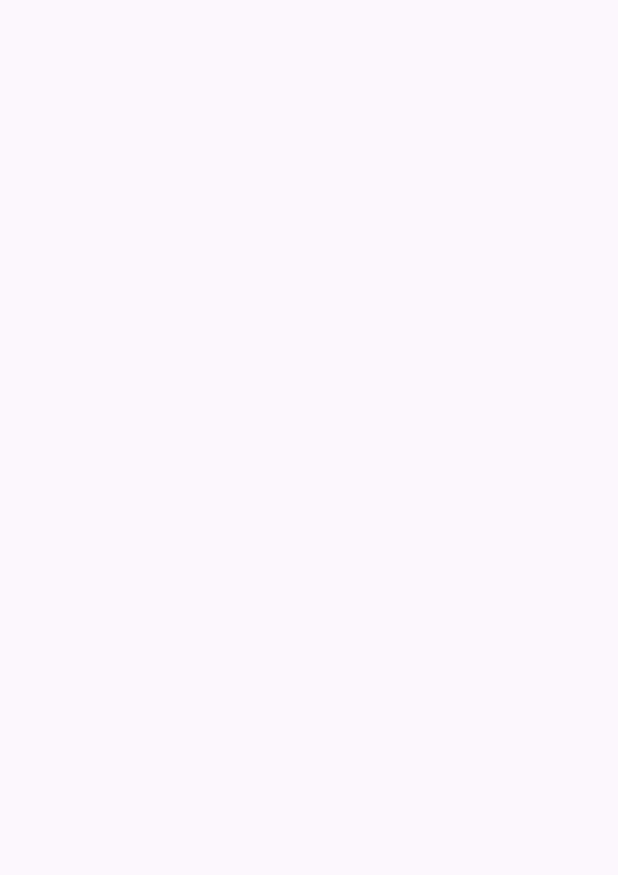
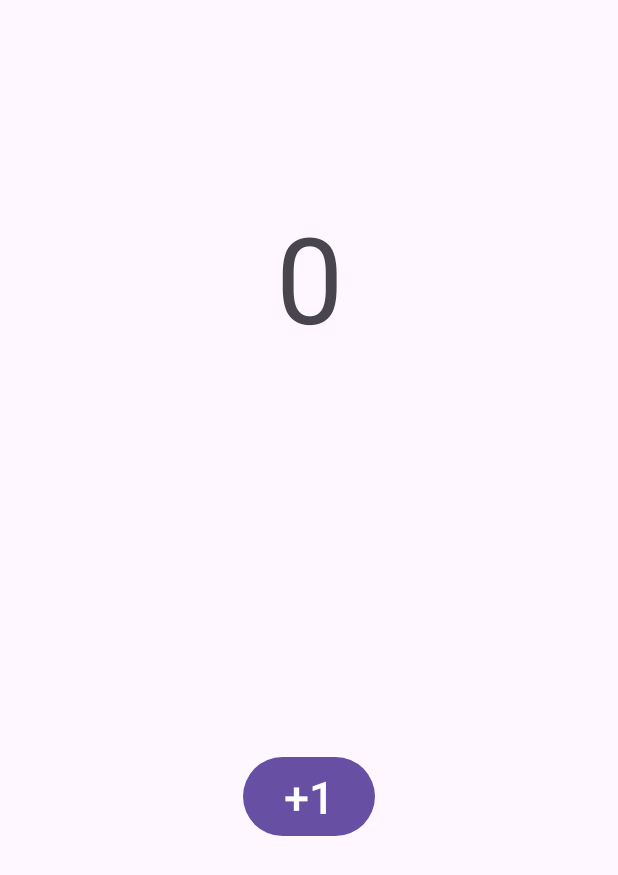
Before and after one commit to kaneraZh/2023.android_iot, an Android app: the screen it shows after launch (MainActivity), on a phone screen of 412 x 824 dp. Before the commit the part shown is empty. Shown: the top 875 px of the screen. Run offline under Robolectric (Android 15) with nearby library versions, the phone set to English and light mode, and no system bars.

Commit message:
+1
plus one

```diff
--- a/app/src/main/java/com/example/fundamentos/MainActivity.java
+++ b/app/src/main/java/com/example/fundamentos/MainActivity.java
@@ -1,13 +1,44 @@
 package com.example.fundamentos;
+import androidx.appcompat.app.AppCompatActivity;
+import android.os.Bundle;
+import android.view.View;
+import android.widget.Button;
+import android.widget.TextView;
 
-import androidx.appcompat.app.AppCompatActivity;
+public class MainActivity extends AppCompatActivity {
+    private int count = 0;
+    public void addCount(){count++;}
+    private TextView display_count;
+    public TextView getDisplayCount() {return display_count;}
+    public void setDisplayCount(TextView display_count) {
+        this.display_count = display_count;
+        updateDisplay();
+    }
+    public void updateDisplay() {
+        this.display_count.setText( Integer.toString(this.count) );
+    }
 
-import android.content.Intent;
-import android.os.Bundle;
-public class MainActivity extends AppCompatActivity {
+    private Button adder;
+    public Button getAdder() {return adder;}
+    public void setAdder(Button adder) {
+        this.adder = adder;
+        this.adder.setOnClickListener(
+                new View.OnClickListener() {
+                    @Override
+                    public void onClick(View view) {
+                        addCount();
+                        updateDisplay();
+                    }
+                }
+        );
+    }
+
     @Override
     protected void onCreate(Bundle savedInstanceState) {
         super.onCreate(savedInstanceState);
         setContentView(R.layout.activity_main);
+        setDisplayCount(findViewById(R.id.display_count));
+        setAdder(findViewById(R.id.adder));
+        this.count = 0;
     }
 }
--- a/app/src/main/res/layout/activity_main.xml
+++ b/app/src/main/res/layout/activity_main.xml
@@ -5,4 +5,30 @@
     android:layout_width="match_parent"
     android:layout_height="match_parent"
     android:orientation="vertical">
+
+    <TextView
+        android:id="@+id/display_count"
+        android:layout_width="match_parent"
+        android:layout_height="wrap_content"
+        android:layout_weight="1.0"
+        android:gravity="center"
+        android:justificationMode="inter_word"
+        android:text="%numero"
+        android:textAlignment="center"
+        android:textSize="80dp" />
+    <Space
+        android:layout_width="wrap_content"
+        android:layout_height="wrap_content"
+        android:layout_weight="0.5"/>
+    <Button
+        android:id="@+id/adder"
+        android:layout_width="wrap_content"
+        android:layout_height="wrap_content"
+        android:layout_gravity="center_horizontal"
+        android:text="+1"
+        android:textSize="30dp"/>
+    <Space
+        android:layout_width="wrap_content"
+        android:layout_height="wrap_content"
+        android:layout_weight="1.0"/>
 </LinearLayout>
```
